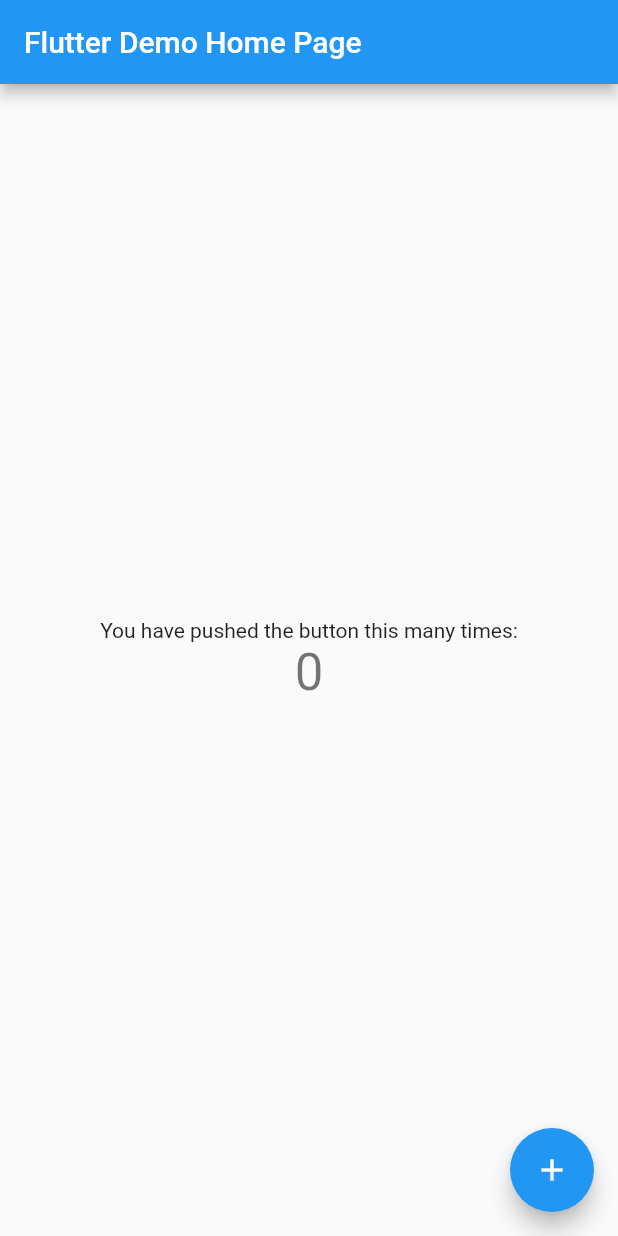
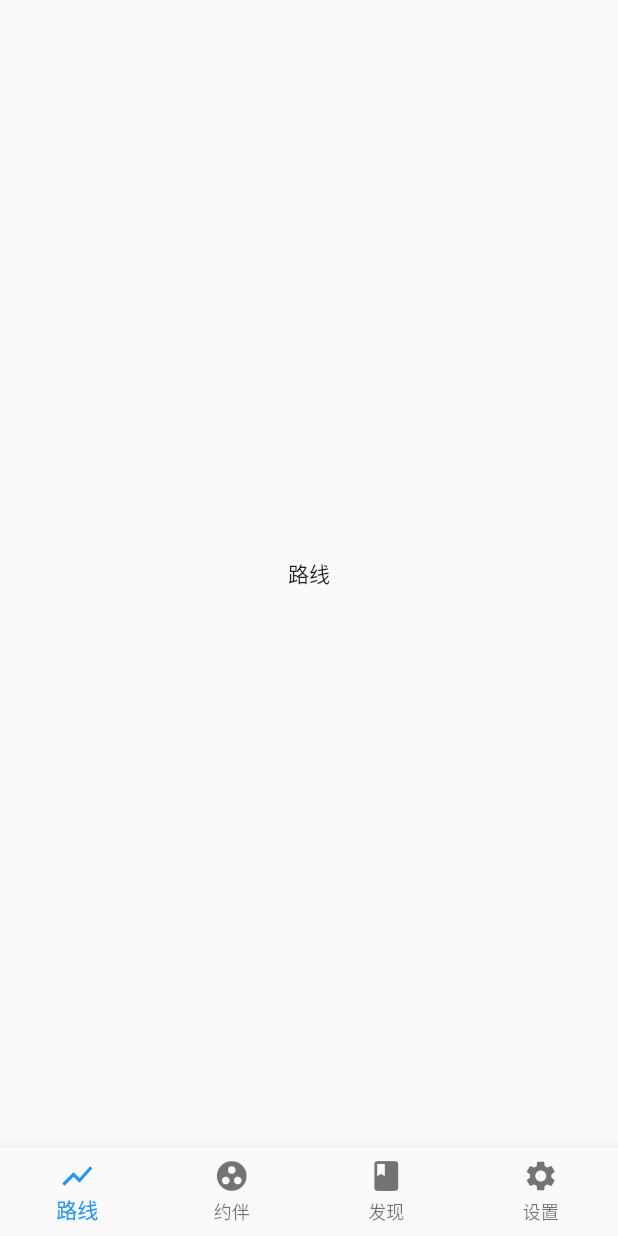
Before and after one commit to a396901990/flutter_redux_startup, a Flutter app: the screen it shows after launch, on a phone screen of 412 x 824 dp. Run offline on Flutter 3.47's test engine with Material 2 defaults, Android fonts, the phone set to English and light mode, and no system bars; our stand-ins replace flutter_redux, redux; missing offline and left inert: redux_logging.

```diff
--- /dev/null
+++ b/lib/components/NavigationIconViewComponent.dart
@@ -0,0 +1,17 @@
+import 'package:flutter/material.dart';
+
+class NavigationIconViewComponent {
+  NavigationIconViewComponent({
+    Widget icon,
+    String title,
+    Widget page,
+  })  : page = page,
+        item = new BottomNavigationBarItem(
+          icon: icon,
+          title: new Text(title),
+          backgroundColor: Colors.redAccent,
+        );
+
+  final Widget page;
+  final BottomNavigationBarItem item;
+}
--- /dev/null
+++ b/lib/constants.dart
@@ -0,0 +1,3 @@
+class Constants {
+  static final String url = "";
+}
--- a/lib/main.dart
+++ b/lib/main.dart
@@ -1,109 +1,39 @@
 import 'package:flutter/material.dart';
+import 'package:flutter_redux/flutter_redux.dart';
+import 'package:redux/redux.dart';
+import 'package:redux_logging/redux_logging.dart';
 
-void main() => runApp(new MyApp());
+import 'reduxs/AppRedux.dart';
+import 'reduxs/AppState.dart';
+import 'reduxs/AppMiddleware.dart';
+import 'reduxs/team/TeamMiddleware.dart';
+import 'screens/InitScreen.dart';
+import 'screens/HomeScreen.dart';
+import 'routes.dart';
 
-class MyApp extends StatelessWidget {
-  // This widget is the root of your application.
+void main() {
+  final store = Store<AppState>(appReducer,
+      initialState: AppState.init(),
+      middleware: [appMiddleware, teamMiddleware, LoggingMiddleware.printer()]);
+
+  runApp(TanziApp(store: store));
+}
+
+class TanziApp extends StatelessWidget {
+  final Store<AppState> store;
+
+  TanziApp({Key key, this.store}) : super(key: key);
+
   @override
   Widget build(BuildContext context) {
-    return new MaterialApp(
-      title: 'Flutter Demo',
-      theme: new ThemeData(
-        // This is the theme of your application.
-        //
-        // Try running your application with "flutter run". You'll see the
-        // application has a blue toolbar. Then, without quitting the app, try
-        // changing the primarySwatch below to Colors.green and then invoke
-        // "hot reload" (press "r" in the console where you ran "flutter run",
-        // or press Run > Flutter Hot Reload in IntelliJ). Notice that the
-        // counter didn't reset back to zero; the application is not restarted.
-        primarySwatch: Colors.blue,
+    return StoreProvider<AppState>(
+      store: store,
+      child: MaterialApp(
+        routes: {
+          Routes.root: (context) => InitScreen(),
+          Routes.home: (context) => HomeScreen(),
+        },
       ),
-      home: new MyHomePage(title: 'Flutter Demo Home Page'),
     );
   }
 }
-
-class MyHomePage extends StatefulWidget {
-  MyHomePage({Key key, this.title}) : super(key: key);
-
-  // This widget is the home page of your application. It is stateful, meaning
-  // that it has a State object (defined below) that contains fields that affect
-  // how it looks.
-
-  // This class is the configuration for the state. It holds the values (in this
-  // case the title) provided by the parent (in this case the App widget) and
-  // used by the build method of the State. Fields in a Widget subclass are
-  // always marked "final".
-
-  final String title;
-
-  @override
-  _MyHomePageState createState() => new _MyHomePageState();
-}
-
-class _MyHomePageState extends State<MyHomePage> {
-  int _counter = 0;
-
-  void _incrementCounter() {
-    setState(() {
-      // This call to setState tells the Flutter framework that something has
-      // changed in this State, which causes it to rerun the build method below
-      // so that the display can reflect the updated values. If we changed
-      // _counter without calling setState(), then the build method would not be
-      // called again, and so nothing would appear to happen.
-      _counter++;
-    });
-  }
-
-  @override
-  Widget build(BuildContext context) {
-    // This method is rerun every time setState is called, for instance as done
-    // by the _incrementCounter method above.
-    //
-    // The Flutter framework has been optimized to make rerunning build methods
-    // fast, so that you can just rebuild anything that needs updating rather
-    // than having to individually change instances of widgets.
-    return new Scaffold(
-      appBar: new AppBar(
-        // Here we take the value from the MyHomePage object that was created by
-        // the App.build method, and use it to set our appbar title.
-        title: new Text(widget.title),
-      ),
-      body: new Center(
-        // Center is a layout widget. It takes a single child and positions it
-        // in the middle of the parent.
-        child: new Column(
-          // Column is also layout widget. It takes a list of children and
-          // arranges them vertically. By default, it sizes itself to fit its
-          // children horizontally, and tries to be as tall as its parent.
-          //
-          // Invoke "debug paint" (press "p" in the console where you ran
-          // "flutter run", or select "Toggle Debug Paint" from the Flutter tool
-          // window in IntelliJ) to see the wireframe for each widget.
-          //
-          // Column has various properties to control how it sizes itself and
-          // how it positions its children. Here we use mainAxisAlignment to
-          // center the children vertically; the main axis here is the vertical
-          // axis because Columns are vertical (the cross axis would be
-          // horizontal).
-          mainAxisAlignment: MainAxisAlignment.center,
-          children: <Widget>[
-            new Text(
-              'You have pushed the button this many times:',
-            ),
-            new Text(
-              '$_counter',
-              style: Theme.of(context).textTheme.display1,
-            ),
-          ],
-        ),
-      ),
-      floatingActionButton: new FloatingActionButton(
-        onPressed: _incrementCounter,
-        tooltip: 'Increment',
-        child: new Icon(Icons.add),
-      ), // This trailing comma makes auto-formatting nicer for build methods.
-    );
-  }
-}
--- /dev/null
+++ b/lib/reduxs/AppState.dart
@@ -0,0 +1,22 @@
+import '../reduxs/team/TeamRedux.dart';
+import '../reduxs/home/HomeRedux.dart';
+
+class AppState {
+  HomeState homeState;
+  TeamState teamState;
+
+  AppState({this.homeState, this.teamState});
+
+  factory AppState.init() {
+    return AppState(homeState: HomeState.init(), teamState: TeamState.init());
+  }
+}
+
+enum ListState {
+  LOADING,
+  LOADING_MORE,
+  SUCESS,
+  EMPTY,
+  FAILED,
+  NO_MORE,
+}
--- /dev/null
+++ b/lib/reduxs/home/HomeRedux.dart
@@ -0,0 +1,26 @@
+import 'package:redux/redux.dart';
+
+// ------------------ state -------------------
+class HomeState {
+  int homeIndex;
+
+  HomeState({this.homeIndex});
+
+  factory HomeState.init() {
+    return HomeState(homeIndex: 0);
+  }
+}
+
+// ------------------ action -------------------
+class SetHomeIndexAction {
+  final int homeIndex;
+  SetHomeIndexAction(this.homeIndex);
+}
+
+final homeReducer = combineReducers<HomeState>([
+  TypedReducer<HomeState, SetHomeIndexAction>(_setHomeIndex),
+]);
+
+HomeState _setHomeIndex(HomeState homeState, SetHomeIndexAction action) {
+  return homeState..homeIndex = action.homeIndex;
+}
--- /dev/null
+++ b/lib/routes.dart
@@ -0,0 +1,4 @@
+class Routes {
+  static String root = '/';
+  static String home = '/home';
+}
--- /dev/null
+++ b/lib/screens/HomeScreen.dart
@@ -0,0 +1,109 @@
+import 'package:flutter/material.dart';
+import 'package:flutter_redux/flutter_redux.dart';
+import 'package:redux/redux.dart';
+
+import '../components/NavigationIconViewComponent.dart';
+import '../reduxs/AppState.dart';
+import '../reduxs/home/HomeRedux.dart';
+import './TestScreen.dart';
+import './HomeTeamScreen.dart';
+
+class HomeScreen extends StatefulWidget {
+  @override
+  State<StatefulWidget> createState() {
+    return _HomeScreenState();
+  }
+}
+
+class _HomeScreenState extends State<HomeScreen> with TickerProviderStateMixin {
+  BottomNavigationBarType _type = BottomNavigationBarType.fixed;
+  List<NavigationIconViewComponent> _navigationViews;
+  PageController _tabController;
+  @override
+  void initState() {
+    super.initState();
+    _tabController = new PageController();
+    _navigationViews = <NavigationIconViewComponent>[
+      NavigationIconViewComponent(
+        icon: const Icon(Icons.show_chart),
+        title: '路线',
+        page: TestScreen('路线'),
+      ),
+      NavigationIconViewComponent(
+        icon: const Icon(Icons.group_work),
+        title: '约伴',
+        page: HomeTeamScreen(),
+      ),
+      NavigationIconViewComponent(
+        icon: const Icon(Icons.book),
+        title: '发现',
+        page: TestScreen('发现'),
+      ),
+      NavigationIconViewComponent(
+        icon: const Icon(Icons.settings),
+        title: '设置',
+        page: TestScreen('设置'),
+      ),
+    ];
+  }
+
+  @override
+  void dispose() {
+    _tabController.dispose();
+    super.dispose();
+  }
+
+  @override
+  Widget build(BuildContext context) {
+    return StoreConnector<AppState, _NavigationViewModel>(
+        converter: (store) => _NavigationViewModel.from(store),
+        builder: (BuildContext context, _vm) {
+          return Scaffold(
+            body: PageView(
+              controller: _tabController,
+              onPageChanged: (int index) {
+                onTap(_vm, index);
+              },
+              children: _navigationViews
+                  .map((NavigationIconViewComponent navigationView) =>
+                      navigationView.page)
+                  .toList(),
+            ),
+            bottomNavigationBar: BottomNavigationBar(
+              items: _navigationViews
+                  .map((NavigationIconViewComponent navigationView) =>
+                      navigationView.item)
+                  .toList(),
+              currentIndex: _vm.homeIndex,
+              type: _type,
+              onTap: (int index) {
+                onTap(_vm, index);
+              },
+            ),
+          );
+        });
+  }
+
+  void onTap(_NavigationViewModel _vm, int index) {
+    _tabController.animateToPage(index,
+        duration: const Duration(milliseconds: 300), curve: Curves.ease);
+    _vm.onChangeIndex(index);
+  }
+}
+
+class _NavigationViewModel {
+  final int homeIndex;
+  final Function onChangeIndex;
+
+  _NavigationViewModel({
+    @required this.homeIndex,
+    @required this.onChangeIndex,
+  });
+
+  factory _NavigationViewModel.from(Store<AppState> store) {
+    final homeState = store.state.homeState;
+    return _NavigationViewModel(
+        homeIndex: homeState.homeIndex,
+        onChangeIndex: (index) => store.dispatch(SetHomeIndexAction(index)));
+  }
+}
--- /dev/null
+++ b/lib/screens/TestScreen.dart
@@ -0,0 +1,13 @@
+import "package:flutter/material.dart";
+
+class TestScreen extends StatelessWidget {
+  final String title;
+
+  TestScreen(this.title);
+
+  @override
+  Widget build(BuildContext context) {
+    // TODO: implement build
+    return new Scaffold(body: new Center(child: new Text(title)));
+  }
+}
--- a/pubspec.yaml
+++ b/pubspec.yaml
@@ -4,7 +4,8 @@ description: A new Flutter project.
 dependencies:
   flutter:
     sdk: flutter
-
+  flutter_redux: "^0.5.0"
+  redux_logging: "^0.3.0"
   # The following adds the Cupertino Icons font to your application.
   # Use with the CupertinoIcons class for iOS style icons.
   cupertino_icons: ^0.1.2
```
Also changed, not shown: lib/models/Team.dart (added, +53 -0 lines), lib/models/User.dart (added, +17 -0 lines), lib/reduxs/AppMiddleware.dart (added, +16 -0 lines), lib/reduxs/AppRedux.dart (added, +16 -0 lines), lib/reduxs/team/TeamMiddleware.dart (added, +45 -0 lines), lib/reduxs/team/TeamRedux.dart (added, +54 -0 lines), lib/screens/HomeTeamScreen.dart (added, +42 -0 lines), lib/screens/InitScreen.dart (added, +27 -0 lines), lib/services/APIService.dart (added, +16 -0 lines), 1 other file.
